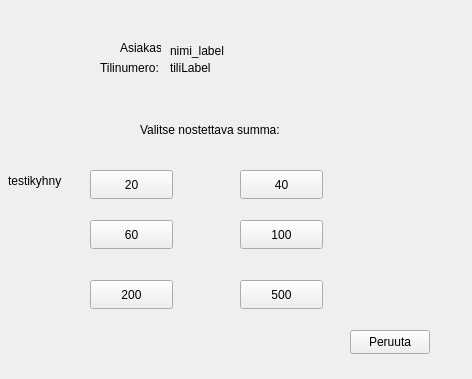
First picture: the form in frontend/nostosummawindow.ui, repository 22kmo-project/group_1, before the edit.
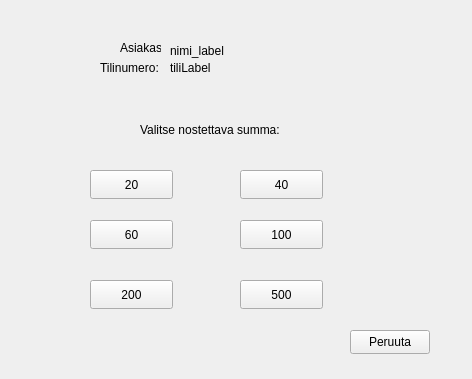
Second picture: the form after the edit.

Commit message: nyt näkyy saldoki nostosummawindowissa

Diff of the .ui file:
```diff
--- a/frontend/nostosummawindow.ui
+++ b/frontend/nostosummawindow.ui
@@ -195,19 +195,6 @@
     <string>nimi_label</string>
    </property>
   </widget>
-  <widget class="QLabel" name="testikyhny">
-   <property name="geometry">
-    <rect>
-     <x>8</x>
-     <y>130</y>
-     <width>61</width>
-     <height>101</height>
-    </rect>
-   </property>
-   <property name="text">
-    <string>testikyhny</string>
-   </property>
-  </widget>
  </widget>
  <resources/>
  <connections/>
```
The commit also changes 2 other files.
